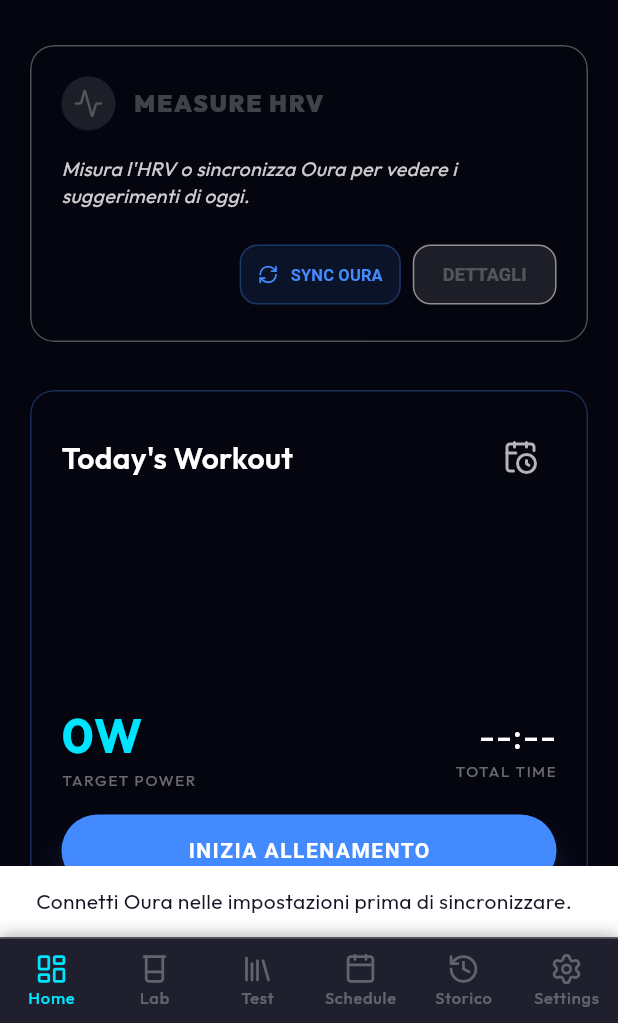
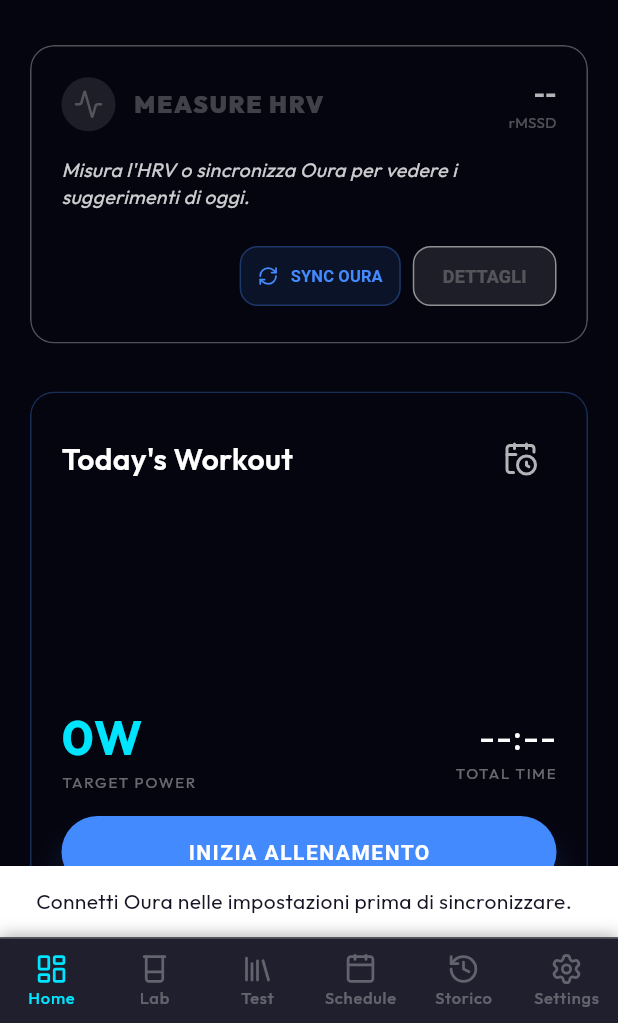
Before and after one commit to diegotruant/spatial-cosmic-mobile, a Flutter app: the screen it shows once a user with an empty profile is signed in, on a phone screen of 412 x 824 dp, the part 213-1236 px from its top. Run offline on Flutter 3.47's test engine with Material 3 defaults, Android fonts, the phone set to English and light mode, and no system bars; our stand-ins replace app_links, audioplayers, fl_chart, flutter_blue_plus, google_fonts, lucide_icons and 5 more; missing offline and left inert: fit_tool; accounts and stored records are empty; network calls fail.

Commit message:
Fix: Aggiunto blocco workout con HRV RED, mostra -- invece di 17ms quando non ci sono dati

```diff
--- a/lib/src/services/integration_service.dart
+++ b/lib/src/services/integration_service.dart
@@ -15,7 +15,7 @@
   static const String _stravaClientSecret = '7c3a310d1aca2a143a6de74e0b0ba7625e028df7';
   static const String _stravaRedirectUri = 'https://xdqvjqqwywuguuhsehxm.supabase.co/functions/v1/strava-auth';
   // Use 'activity:write' to allow uploads. 'activity:read_all' for reading.
-  static const String _stravaScope = 'read,activity:read_all';
+  static const String _stravaScope = 'read,activity:read_all,activity:write';
 
   bool _isStravaConnected = false;
   bool get isStravaConnected => _isStravaConnected;
@@ -125,6 +125,7 @@
     final userId = user.id;
     final email = user.email ?? '';
 
+    // Strava OAuth URL - use 'prompt' instead of deprecated 'approval_prompt'
     final Uri url = Uri.https(
       'www.strava.com',
       '/oauth/authorize',
@@ -132,12 +133,13 @@
         'client_id': _stravaClientId,
         'response_type': 'code',
         'redirect_uri': _stravaRedirectUri,
-        'approval_prompt': 'force',
         'scope': _stravaScope,
         // Pass both ID and email in state for flexible matching
         'state': 'mobile:$userId:$email',
       },
     );
+
+    debugPrint('[IntegrationService] Opening Strava OAuth URL: $url');
 
     if (await canLaunchUrl(url)) {
       await launchUrl(url, mode: LaunchMode.externalApplication);
--- a/lib/src/services/physiological_service.dart
+++ b/lib/src/services/physiological_service.dart
@@ -50,6 +50,23 @@
 
   List<PhysiologicalData> get history => List.unmodifiable(_history);
   bool get isLoading => _isLoading;
+
+  // Blocco workout/test basato su HRV
+  bool get isWorkoutBlocked {
+    if (_history.isEmpty) return false; // No data = no block
+    final lastHrv = _history.first;
+    final analysis = analyzeHRV(lastHrv.rmssd, ouraScore: lastHrv.ouraScore);
+    // Blocca solo se RED
+    return analysis.status == ReadinessStatus.red;
+  }
+
+  bool get isTestBlocked {
+    if (_history.isEmpty) return false; // No data = no block
+    final lastHrv = _history.first;
+    final analysis = analyzeHRV(lastHrv.rmssd, ouraScore: lastHrv.ouraScore);
+    // Blocca se RED o YELLOW (i test richiedono condizioni ottimali)
+    return analysis.status == ReadinessStatus.red || analysis.status == ReadinessStatus.yellow;
+  }
 
   PhysiologicalService();
 
--- a/lib/src/ui/screens/dashboard/modern_dashboard_screen.dart
+++ b/lib/src/ui/screens/dashboard/modern_dashboard_screen.dart
@@ -1422,12 +1422,26 @@
                   ],
                 ),
               ),
-              if (lastHrv != null)
+              if (lastHrv != null && lastHrv.rmssd > 0)
                 Column(
                   crossAxisAlignment: CrossAxisAlignment.end,
                   children: [
                     Text(
                       '${lastHrv.rmssd.toStringAsFixed(0)} ms',
+                      style: const TextStyle(color: Colors.white70, fontSize: 16, fontWeight: FontWeight.bold),
+                    ),
+                    Text(
+                      'rMSSD',
+                      style: TextStyle(color: Colors.white.withOpacity(0.3), fontSize: 10),
+                    ),
+                  ],
+                ),
+              if (lastHrv == null || lastHrv.rmssd <= 0)
+                Column(
+                  crossAxisAlignment: CrossAxisAlignment.end,
+                  children: [
+                    Text(
+                      '--',
                       style: const TextStyle(color: Colors.white70, fontSize: 16, fontWeight: FontWeight.bold),
                     ),
                     Text(
@@ -1615,20 +1629,29 @@
             String timeStr = "--:--";
 
             // 1. Try Parsing ZWO (String) - pass workoutName as title override
-            if (rawData != null && rawData.isNotEmpty) {
+            if (rawData != null && rawData.trim().isNotEmpty) {
                try {
                  workout = ZwoParser.parse(rawData, titleOverride: workoutName);
+                 debugPrint("Successfully parsed ZWO for workout: $workoutName");
                } catch (e) {
                  debugPrint("Error parsing ZWO XML: $e");
-               }
+                 // Continue to JSON fallback
+               }
+            } else {
+              debugPrint("workout_data is empty or null, trying JSON fallback");
             }
 
             // 2. Fallback: Parse JSON Structure (already uses workout_name)
             if (workout == null || workout.blocks.isEmpty) {
                try {
+                 debugPrint("Trying to parse workout_structure JSON...");
                  workout = ZwoParser.parseJson(workoutData);
+                 if (workout != null && workout.blocks.isNotEmpty) {
+                   debugPrint("Successfully parsed JSON structure with ${workout.blocks.length} blocks");
+                 }
                } catch (e) {
                  debugPrint("Error parsing JSON structure: $e");
+                 debugPrint("Workout data keys: ${workoutData.keys.toList()}");
                }
             }
 
@@ -1703,25 +1726,33 @@
                   ),
 
                   const SizedBox(height: 16),
-                  SizedBox(
+                  Consumer<PhysiologicalService>(
+                    builder: (context, physiological, _) {
+                      final isBlocked = physiological.isWorkoutBlocked;
+                      return SizedBox(
                         width: double.infinity,
                         child: ElevatedButton(
-                      onPressed: workout != null ? () {
+                          onPressed: (workout != null && !isBlocked) ? () {
                              final settings = context.read<SettingsService>();
-                         context.read<WorkoutService>().startWorkout(workout!, ftp: settings.ftp);
+                             context.read<WorkoutService>().startWorkout(workout!, ftp: settings.ftp, workoutId: workoutId);
                              Navigator.push(context, MaterialPageRoute(builder: (_) => const ModernWorkoutScreen()));
                           } : null,
                           style: ElevatedButton.styleFrom(
-                        backgroundColor: Colors.blueAccent,
+                            backgroundColor: isBlocked ? Colors.red : Colors.blueAccent,
                             foregroundColor: Colors.white,
                             disabledBackgroundColor: Colors.white10,
                             padding: const EdgeInsets.symmetric(vertical: 14),
                             shape: RoundedRectangleBorder(borderRadius: BorderRadius.circular(30)),
                             elevation: 8,
-                        shadowColor: Colors.blueAccent.withOpacity(0.5),
-                      ),
-                      child: Text(workout != null ? 'INIZIA ALLENAMENTO' : 'DATI MANCANTI', style: const TextStyle(fontWeight: FontWeight.bold, letterSpacing: 1.0)),
-                    ),
+                            shadowColor: (isBlocked ? Colors.red : Colors.blueAccent).withOpacity(0.5),
+                          ),
+                          child: Text(
+                            isBlocked ? 'RECUPERO RICHIESTO' : (workout != null ? 'INIZIA ALLENAMENTO' : 'DATI MANCANTI'),
+                            style: const TextStyle(fontWeight: FontWeight.bold, letterSpacing: 1.0)
+                          ),
+                        ),
+                      );
+                    },
                   ),
                 ],
               ),
```
Lines whose indentation alone changed are shown as unchanged.
